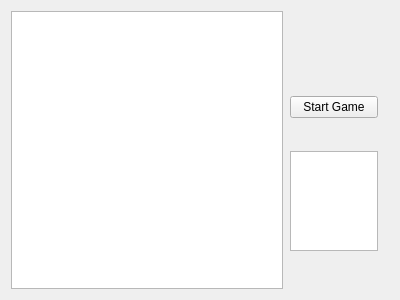
Before: the Qt Designer form gui/mainwindow.ui in SgLy/hexakis, drawn with Qt 5.
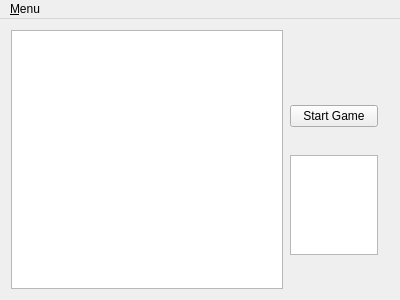
After: the same form once the commit is applied.

Commit message: gui: add menu bar & score calulation change

```diff
--- a/gui/mainwindow.ui
+++ b/gui/mainwindow.ui
@@ -95,6 +95,28 @@
     </item>
    </layout>
   </widget>
+  <widget class="QMenuBar" name="menuBar">
+   <property name="geometry">
+    <rect>
+     <x>0</x>
+     <y>0</y>
+     <width>400</width>
+     <height>29</height>
+    </rect>
+   </property>
+   <widget class="QMenu" name="menuMenu">
+    <property name="title">
+     <string>&amp;Menu</string>
+    </property>
+    <addaction name="actionStart_Game"/>
+   </widget>
+   <addaction name="menuMenu"/>
+  </widget>
+  <action name="actionStart_Game">
+   <property name="text">
+    <string>Start Game</string>
+   </property>
+  </action>
  </widget>
  <layoutdefault spacing="6" margin="11"/>
  <resources/>
```
The commit also changes 4 other files.
